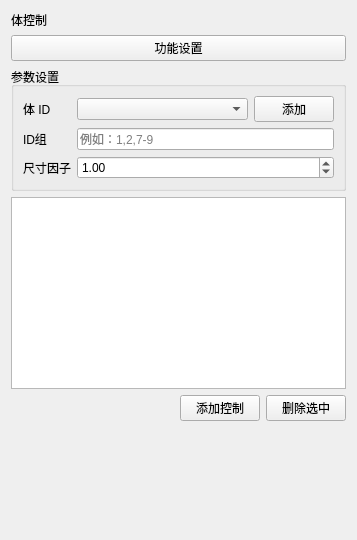
asd977/base_cae, file plugins/Base_Mesh/MeshVolumeControlWidget.ui: the form before one commit.
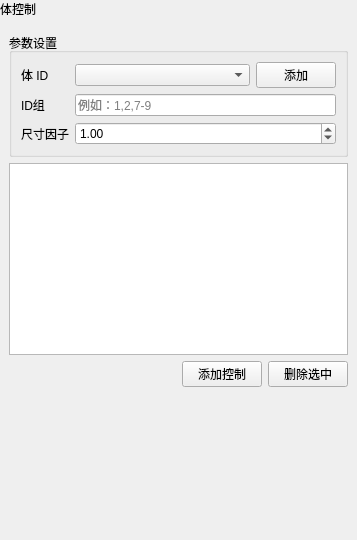
The form after the commit. Custom widgets are drawn as their Qt base class.

The edit to the form file:
```diff
--- a/plugins/Base_Mesh/MeshVolumeControlWidget.ui
+++ b/plugins/Base_Mesh/MeshVolumeControlWidget.ui
@@ -14,20 +14,48 @@
    <string>体控制</string>
   </property>
   <layout class="QVBoxLayout" name="verticalLayout">
+   <property name="leftMargin">
+    <number>0</number>
+   </property>
+   <property name="topMargin">
+    <number>0</number>
+   </property>
+   <property name="rightMargin">
+    <number>0</number>
+   </property>
+   <property name="bottomMargin">
+    <number>0</number>
+   </property>
    <item>
-    <widget class="QLabel" name="pageNameLabel">
+    <widget class="QLabel" name="pageHeaderLabel">
+     <property name="sizePolicy">
+      <sizepolicy hsizetype="Preferred" vsizetype="Fixed">
+       <horstretch>0</horstretch>
+       <verstretch>0</verstretch>
+      </sizepolicy>
+     </property>
      <property name="text">
       <string>体控制</string>
      </property>
     </widget>
    </item>
    <item>
-    <widget class="QPushButton" name="sectionTitleButton">
-     <property name="text">
-      <string>功能设置</string>
+    <layout class="QVBoxLayout" name="contentLayout">
+     <property name="leftMargin">
+      <number>9</number>
      </property>
-    </widget>
-   </item>
+     <property name="topMargin">
+      <number>9</number>
+     </property>
+     <property name="rightMargin">
+      <number>9</number>
+     </property>
+     <property name="bottomMargin">
+      <number>9</number>
+     </property>
+     <property name="spacing">
+      <number>6</number>
+     </property>
    <item>
     <widget class="QGroupBox" name="groupBoxInput">
      <property name="title">
@@ -51,6 +79,12 @@
         <property name="value">
          <double>1.000000000000000</double>
         </property>
+          <property name="minimumSize">
+           <size>
+            <width>10</width>
+            <height>0</height>
+           </size>
+          </property>
        </widget>
       </item>
       <item row="0" column="0">
@@ -65,6 +99,12 @@
         <property name="placeholderText">
          <string>例如：1,2,7-9</string>
         </property>
+          <property name="minimumSize">
+           <size>
+            <width>10</width>
+            <height>0</height>
+           </size>
+          </property>
        </widget>
       </item>
       <item row="3" column="0">
@@ -77,7 +117,14 @@
       <item row="0" column="1">
        <layout class="QHBoxLayout" name="horizontalLayout">
         <item>
-         <widget class="CustomComboBox" name="cmbEntity"/>
+           <widget class="CustomComboBox" name="cmbEntity">
+            <property name="minimumSize">
+             <size>
+              <width>10</width>
+              <height>0</height>
+             </size>
+            </property>
+           </widget>
         </item>
         <item>
          <widget class="QPushButton" name="btnAppendEntity">
@@ -105,7 +152,17 @@
     </widget>
    </item>
    <item>
-    <widget class="QTableWidget" name="tableControls"/>
+      <widget class="QTableWidget" name="tableControls">
+       <attribute name="horizontalHeaderStretchLastSection">
+        <bool>true</bool>
+       </attribute>
+       <property name="minimumSize">
+        <size>
+         <width>10</width>
+         <height>0</height>
+        </size>
+       </property>
+      </widget>
    </item>
    <item>
     <layout class="QHBoxLayout" name="horizontalLayoutButtons">
@@ -152,6 +209,8 @@
     </spacer>
    </item>
   </layout>
+   </item>
+  </layout>
  </widget>
  <customwidgets>
   <customwidget>
```
Left out of the diff: 6 changed lines with no effect on the pictures. Lines whose indentation alone changed are shown as unchanged.
